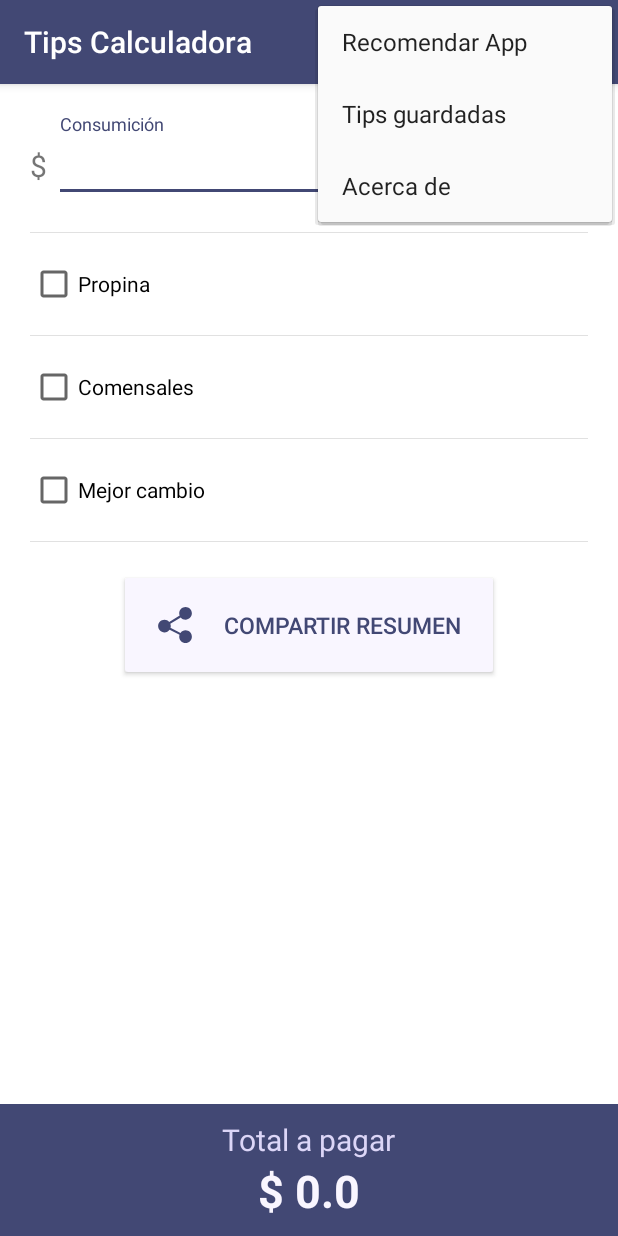
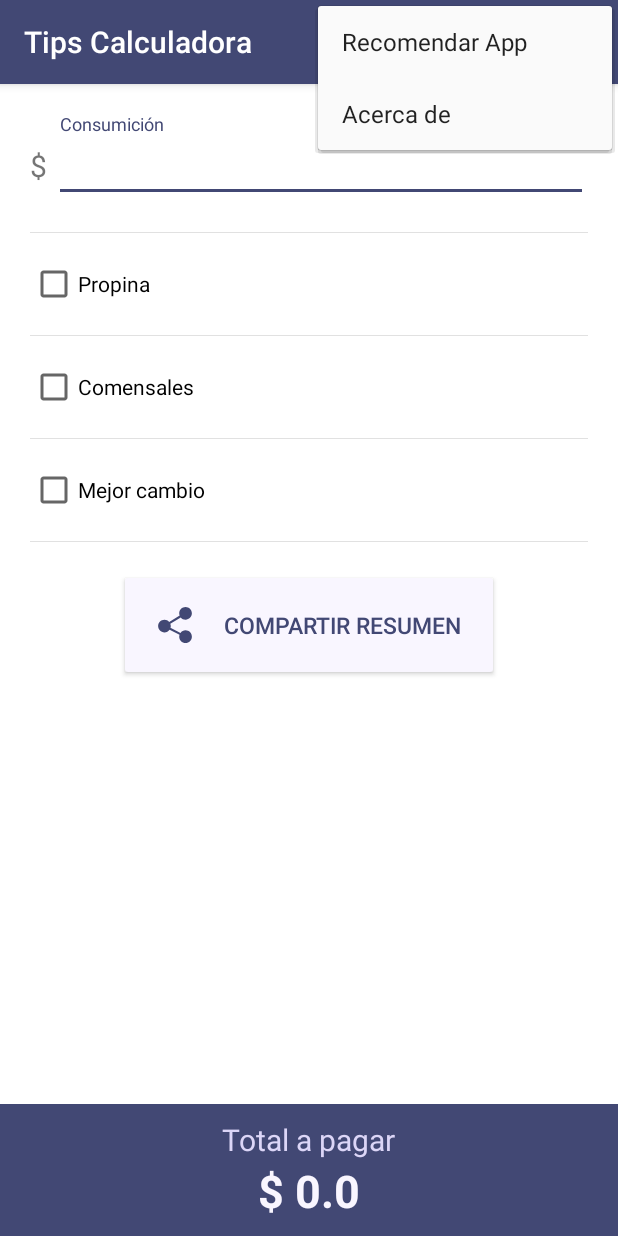
Before and after one commit to alexismorison95/propina-android-app, an Android app: the screen it shows after launch (MainActivity), with the options menu open, on a phone screen of 412 x 824 dp. Run offline under Robolectric (Android 15) with nearby library versions, the light colour scheme and no system bars; libraries missing offline, so code that uses them is left out: com.uttampanchasara.pdfgenerator.

Commit message:
seekBar actualizados

```diff
--- a/app/src/main/res/layout/comensal_layout.xml
+++ b/app/src/main/res/layout/comensal_layout.xml
@@ -21,7 +21,8 @@
     <SeekBar
         android:id="@+id/seekBarComensales"
         android:layout_width="match_parent"
-        android:layout_height="wrap_content"/>
+        android:layout_height="wrap_content"
+        android:thumb="@drawable/ic_baseline_trip_origin_24"/>
 
     <LinearLayout
         android:layout_width="wrap_content"
--- a/app/src/main/res/layout/propina_layout.xml
+++ b/app/src/main/res/layout/propina_layout.xml
@@ -21,7 +21,8 @@
     <SeekBar
         android:id="@+id/seekBarPorcentaje"
         android:layout_width="match_parent"
-        android:layout_height="wrap_content"/>
+        android:layout_height="wrap_content"
+        android:thumb="@drawable/ic_baseline_trip_origin_24"/>
 
     <LinearLayout
         android:layout_width="wrap_content"
--- a/app/src/main/res/menu/menu.xml
+++ b/app/src/main/res/menu/menu.xml
@@ -5,10 +5,6 @@
         android:title="@string/recomendar_app"/>
 
     <item
-        android:id="@+id/misArchivos"
-        android:title="@string/tips_guardadas"/>
-
-    <item
         android:id="@+id/acercaDe"
         android:title="@string/acerca_de"/>
 </menu>
```
Also changed, not shown: app/src/main/res/drawable/ic_baseline_trip_origin_24.xml (added, +9 -0 lines), 3 other files.
